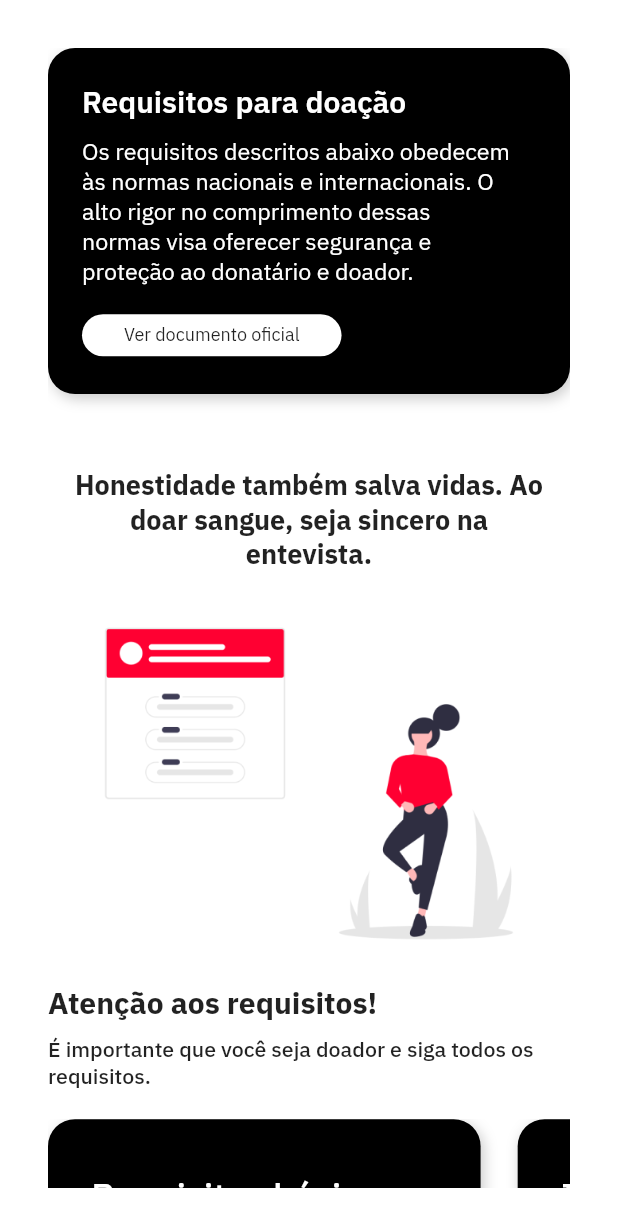
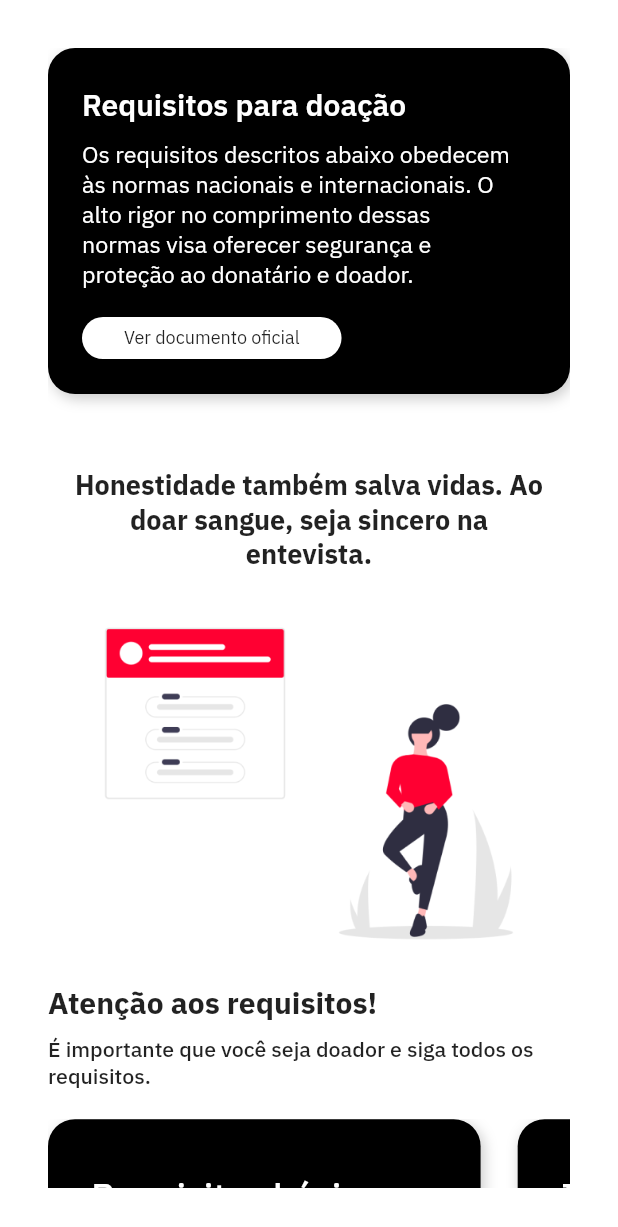
Before and after one commit to rannaraabe/blood, a Flutter app: the ConteudoPage screen opened by its route, on a phone screen of 412 x 824 dp. Shown: the top 1227 px of the screen. Run offline on Flutter 3.47's test engine with Material 2 defaults, Android fonts, the phone set to English and light mode, and no system bars; our stand-ins replace firebase_auth, firebase_core, flutter_map, flutter_mobx, flutter_modular, geolocator and 7 more; missing offline and left inert: dart:ffi; accounts and stored records are empty; generated files the repository leaves out were written again; network calls fail.

Commit message:
feat: feed image border radius and padding top

```diff
--- a/blood-app/lib/app/modules/feed/widgets/card_feed.dart
+++ b/blood-app/lib/app/modules/feed/widgets/card_feed.dart
@@ -40,7 +40,10 @@
             ]),
         child: Padding(
           padding: EdgeInsets.only(top: widget.paddingTop ?? 0),
-          child: widget.child,
+          child: Padding(
+            padding: EdgeInsets.only(top: widget.height * 0.008),
+            child: widget.child,
+          ),
         ));
   }
 }
```
Also changed, not shown: blood-app/lib/app/modules/feed/widgets/card_child_feed.dart (+7 -1 lines).
